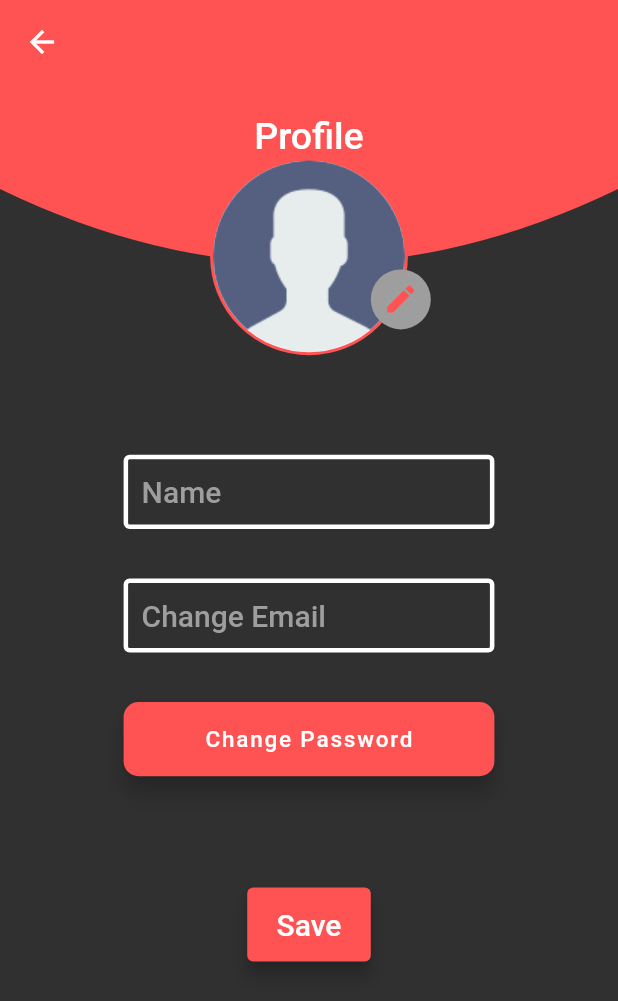
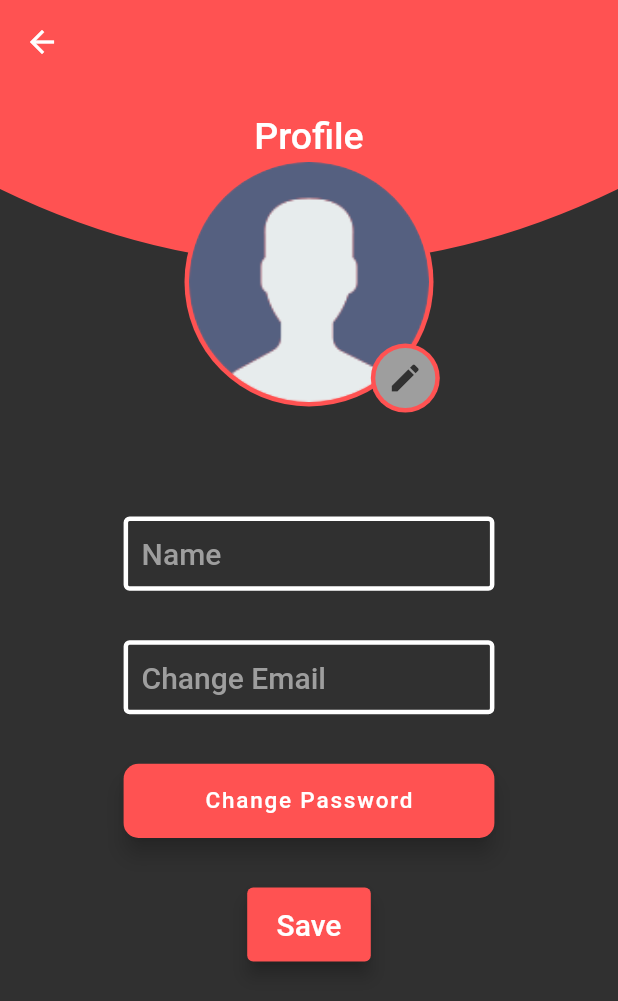
Before and after one commit to SkeletonPythons/studify, a Flutter app: the ProfilePage screen opened by its route, on a phone screen of 412 x 824 dp. Shown: the top 1001 px of the screen. Run offline on Flutter 3.47's test engine with Material 2 defaults, Android fonts, the phone set to English and light mode, and no system bars; our stand-ins replace cloud_firestore, firebase_auth, firebase_core, firebase_database, flutter_form_builder, flutter_svg and 9 more; missing offline and left inert: dart:ffi, flutterfire_ui, googleapis; accounts and stored records are empty; Roboto replaces fonts that are missing (Ubuntu).

Commit message:
edits to layout, email and name now properly update on DB when changed in profile

```diff
--- a/lib/pages/dashboard_page/dashboard_page.dart
+++ b/lib/pages/dashboard_page/dashboard_page.dart
@@ -173,6 +173,7 @@ class DashboardState extends State<Dashboard> {
                     ]),
               ),
             ),
+            ///Welcome message
             Positioned(
               left: Get.width * 0.04,
               top: Get.height * 0.07,
--- a/lib/pages/profile_page/profile_page.dart
+++ b/lib/pages/profile_page/profile_page.dart
@@ -10,6 +10,7 @@ import 'package:studify/widgets/textField.dart';
 
 import '../../routes/routes.dart';
 import '../../services/auth.dart';
+import '../../services/db.dart';
 import '../../utils/consts/app_colors.dart';
 import '../../widgets/profile_header.dart';
 
@@ -22,7 +23,7 @@ class ProfilePage extends StatefulWidget {
 
 class ProfilePageState extends State<ProfilePage>
     with SingleTickerProviderStateMixin {
-  ProfileController controller = ProfileController();
+  ProfileController controller = Get.put<ProfileController>(ProfileController());
   final TextEditingController _nameController = TextEditingController();
   final TextEditingController _emailController = TextEditingController();
 
@@ -65,39 +66,39 @@ class ProfilePageState extends State<ProfilePage>
                     ),
                   ),
                 ),
-                Container(
-                  height: Get.height * 0.16,
-                  width: Get.width * 0.5,
-                  decoration: BoxDecoration(
-                    border: Border.all(
-                      color: Colors.redAccent,
-                      width: 2,
-                    ),
-                    shape: BoxShape.circle,
-                    color: Colors.white,
-                    image: DecorationImage(
-                      image: Auth.instance.USER.photoUrl == ''
+                CircleAvatar(
+                  radius: 83,
+                  backgroundColor: Colors.redAccent,
+                  child: CircleAvatar(
+                    radius: 80.0,
+                    backgroundImage:
+                    Auth.instance.USER.photoUrl == ''
                         ? AssetImage('assets/images/user.png')
                         : NetworkImage(Auth.instance.USER.photoUrl!,
                         scale: .25) as ImageProvider,
+                    backgroundColor: Colors.transparent,
                   ),
-                  ),
-                ),
+                )
               ],
             ),
             Positioned(
-              top: Get.height * 0.15,
+              top: Get.height * 0.21,
               left: Get.width * 0.6,
               child: CircleAvatar(
+                radius: 23,
+                backgroundColor: Colors.redAccent,
+                child: CircleAvatar(
+                  radius: 20,
                   backgroundColor: Colors.grey,
                   child: IconButton(
-                  icon: Icon(Icons.edit),
+                    icon: Icon(Icons.edit, color: kBackground,),
                     onPressed: () {},
                   ),
                 ),
               ),
+            ),
             Positioned(
-              top: Get.height * 0.30,
+              top: Get.height * 0.35,
               child: SizedBox(
                 height: Get.height * 0.06,
                 width: Get.width * 0.6,
@@ -109,7 +110,7 @@ class ProfilePageState extends State<ProfilePage>
               ),
             ),
             Positioned(
-              top: Get.height * 0.40,
+              top: Get.height * 0.45,
               child: SizedBox(
                 height: Get.height * 0.06,
                 width: Get.width * 0.6,
@@ -120,7 +121,7 @@ class ProfilePageState extends State<ProfilePage>
               ),
             ),
             Positioned(
-              top: Get.height * 0.50,
+              top: Get.height * 0.55,
               child: SizedBox(
                 height: Get.height * 0.06,
                 width: Get.width * 0.6,
@@ -162,12 +163,14 @@ class ProfilePageState extends State<ProfilePage>
                     ///update name
                     if(_nameController.text != Auth.instance.USER.name) {
                       Auth.instance.USER.name = _nameController.text;
-                      FirebaseAuth.instance.currentUser?.updateDisplayName(_nameController.text);
+                      //FirebaseAuth.instance.currentUser?.updateDisplayName(_nameController.text);
+                      DB.instance.user.update({'name': _nameController.text});
                     }
                     ///update email
                     if(_emailController.text.isNotEmpty && controller.isEmailValid(_emailController.text).value) {
                       Auth.instance.USER.email = _emailController.text;
-                      FirebaseAuth.instance.currentUser?.updateEmail(_emailController.text);
+                      //FirebaseAuth.instance.currentUser?.updateEmail(_emailController.text);
+                      DB.instance.user.update({'email': _emailController.text});
                     }
                     debugPrint('${Auth.instance.USER.name}, ${Auth.instance.USER.email}');
 
```
Lines whose indentation alone changed are shown as unchanged.
